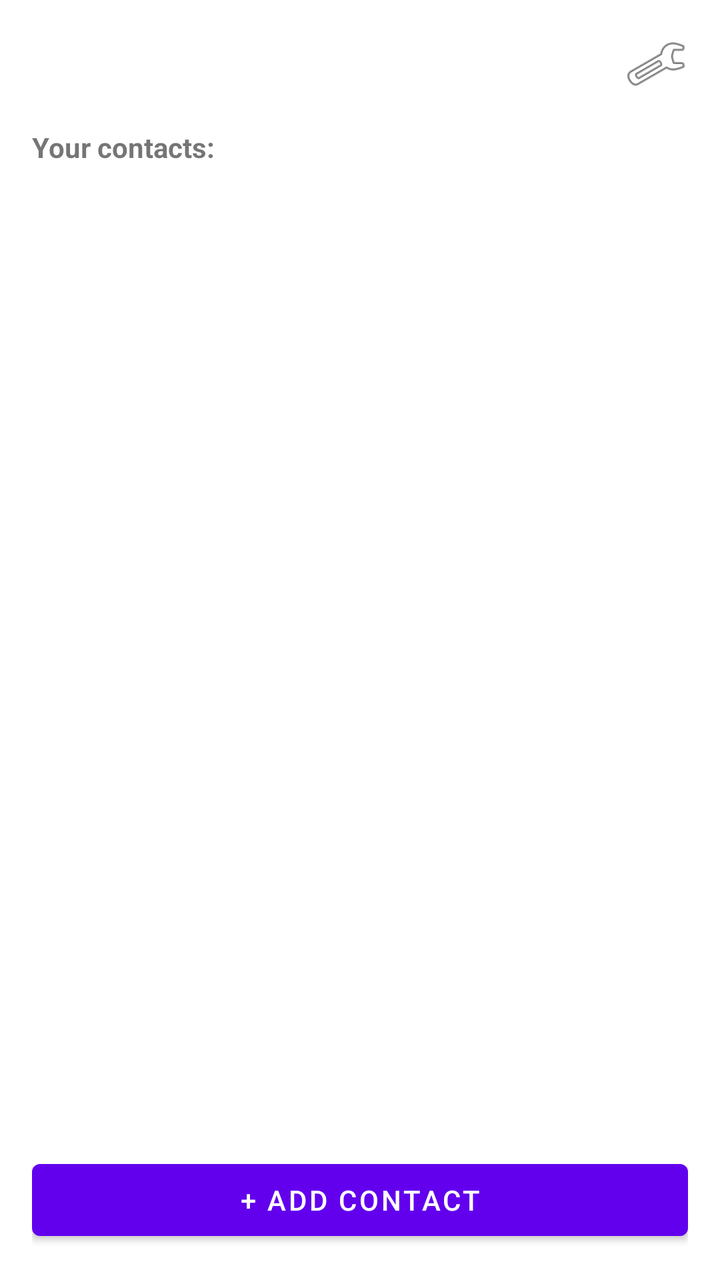
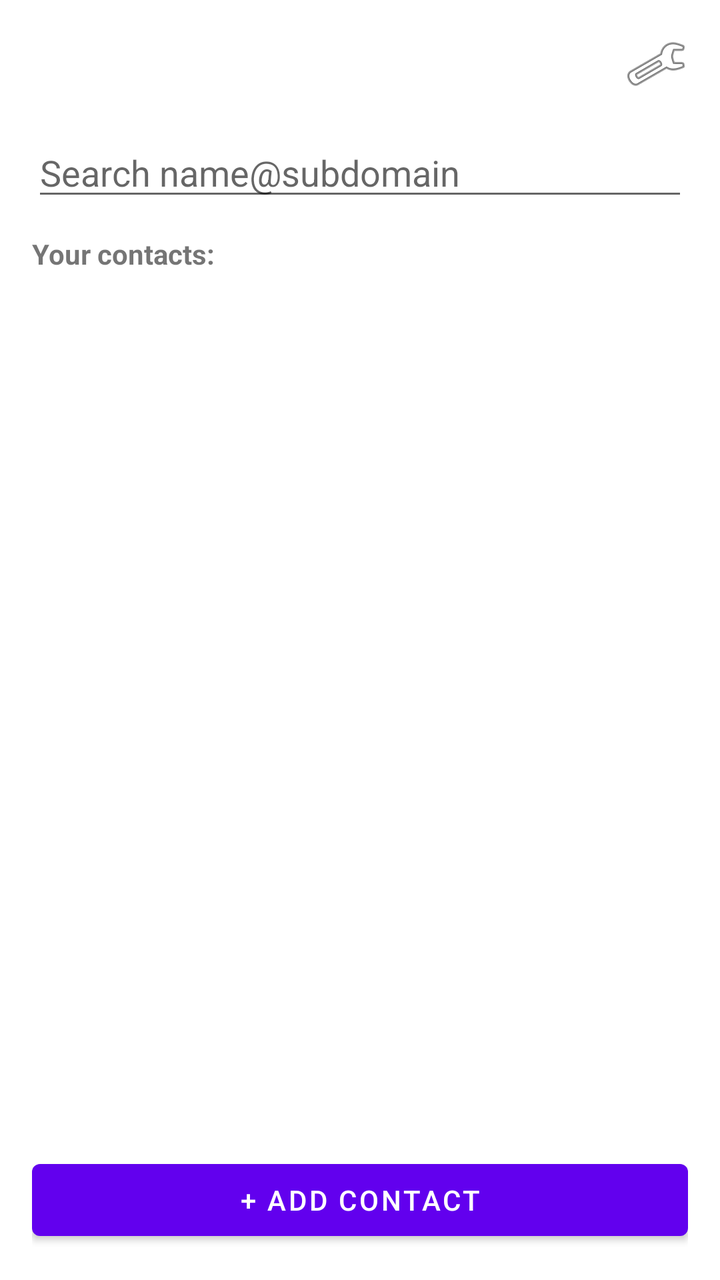

The first picture is an Android layout as it rendered before a commit; the second is the same layout after the commit. The layout source and the unified diff follow.
<!-- AndroidManifest.xml: application theme Theme.MatrixMessenger -->
<!-- res/layout/activity_home.xml -->
<?xml version="1.0" encoding="utf-8"?>
<LinearLayout xmlns:android="http://schemas.android.com/apk/res/android"
    android:layout_width="match_parent"
    android:layout_height="match_parent"
    android:orientation="vertical"
    android:padding="16dp">

    <LinearLayout
        android:layout_width="match_parent"
        android:layout_height="wrap_content"
        android:orientation="horizontal"
        android:gravity="center_vertical"
        android:layout_marginBottom="16dp">

        <TextView
            android:id="@+id/welcomeText"
            android:layout_width="0dp"
            android:layout_height="wrap_content"
            android:layout_weight="1"
            android:textSize="20sp"
            android:textStyle="bold" />

        <ImageButton
            android:id="@+id/settingsButton"
            android:layout_width="wrap_content"
            android:layout_height="wrap_content"
            android:background="?attr/selectableItemBackgroundBorderless"
            android:contentDescription="Settings"
            android:src="@android:drawable/ic_menu_manage" />

    </LinearLayout>

    <TextView
        android:layout_width="wrap_content"
        android:layout_height="wrap_content"
        android:text="Your contacts:"
        android:textStyle="bold"
        android:layout_marginBottom="8dp" />

    <ListView
        android:id="@+id/contactsList"
        android:layout_width="match_parent"
        android:layout_height="0dp"
        android:layout_weight="1" />

    <Button
        android:id="@+id/addContactButton"
        android:layout_width="match_parent"
        android:layout_height="wrap_content"
        android:text="+ Add Contact" />

</LinearLayout>
<!-- resources referenced by this layout -->
<resources>
  <style name="Theme.MatrixMessenger" parent="Theme.MaterialComponents.DayNight.NoActionBar" />
</resources>

<!-- the commit's change to res/layout/activity_home.xml (unified diff, before → after) -->
@@ -30,6 +30,13 @@
 
     </LinearLayout>
 
+    <EditText
+        android:id="@+id/searchInput"
+        android:layout_width="match_parent"
+        android:layout_height="wrap_content"
+        android:hint="Search name@subdomain"
+        android:layout_marginBottom="12dp" />
+
     <TextView
         android:layout_width="wrap_content"
         android:layout_height="wrap_content"
